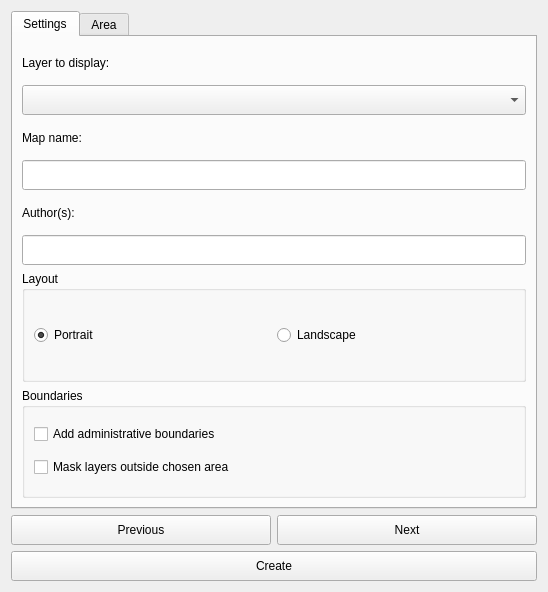
This is LDMP/gui/DlgCreateMap.ui in ConservationInternational/trends.earth as Qt 5 draws it before an edit. The edited form follows.
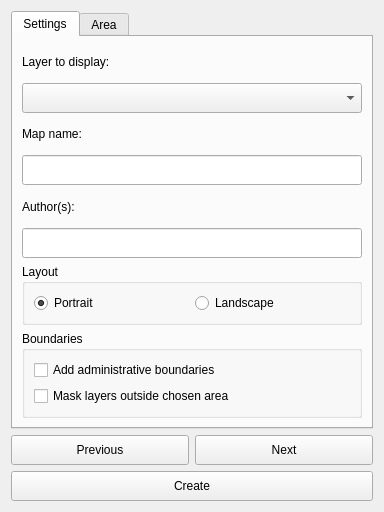
This is the edited form.

Diff of the .ui file:
```diff
--- a/LDMP/gui/DlgCreateMap.ui
+++ b/LDMP/gui/DlgCreateMap.ui
@@ -6,8 +6,8 @@
    <rect>
     <x>0</x>
     <y>0</y>
-    <width>548</width>
-    <height>592</height>
+    <width>384</width>
+    <height>482</height>
    </rect>
   </property>
   <property name="windowTitle">
```
